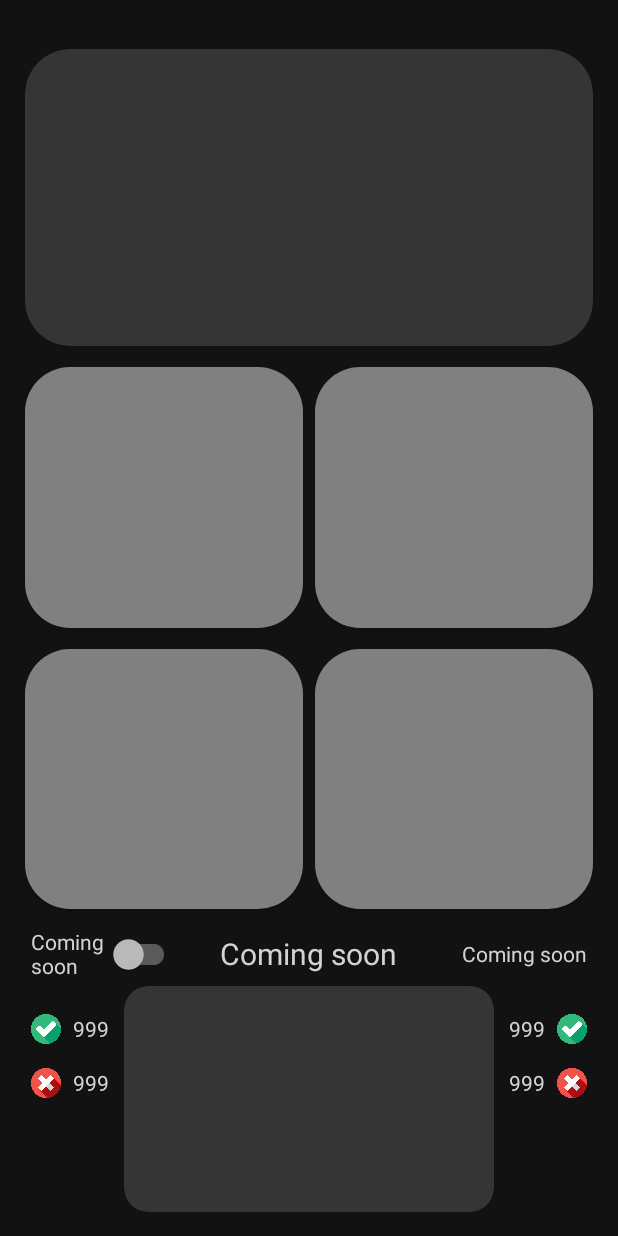
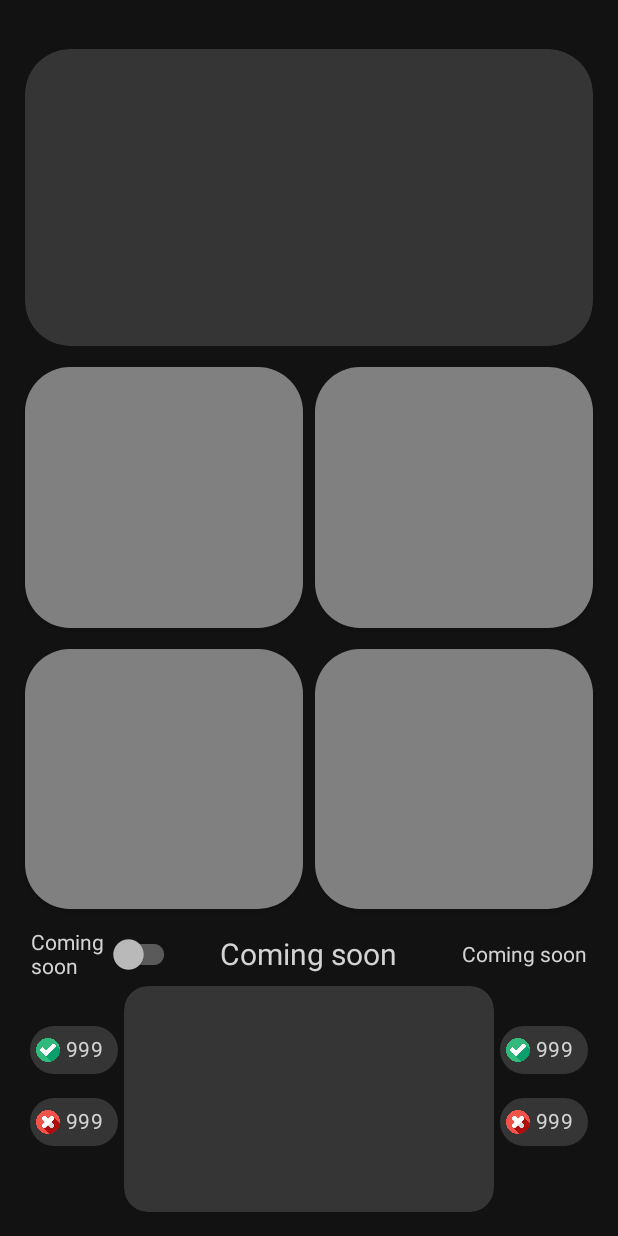
Before and after one commit to LayanJethwa/intrusive-revision, an Android app built with Jetpack Compose: the fragment HomeFragment shown on its own in the app's theme, on a phone screen of 412 x 824 dp. Run offline under Robolectric (Android 15) with nearby library versions, the phone set to English and light mode, and no system bars.

Commit message:
update README.md

```diff
--- a/app/src/main/res/layout/home_layout.xml
+++ b/app/src/main/res/layout/home_layout.xml
@@ -87,50 +87,6 @@
         app:layout_constraintEnd_toEndOf="@+id/questionField"
         app:layout_constraintStart_toStartOf="@+id/questionField"
         app:layout_constraintTop_toTopOf="@+id/questionField" />
-
-    <ImageView
-        android:id="@+id/tickLeft"
-        android:contentDescription="@null"
-        android:layout_width="20dp"
-        android:layout_height="20dp"
-        android:layout_marginStart="4dp"
-        android:layout_marginTop="16dp"
-        app:layout_constraintStart_toStartOf="@+id/marginLeft"
-        app:layout_constraintTop_toBottomOf="@+id/statsSwitch"
-        app:srcCompat="@drawable/tick" />
-
-    <ImageView
-        android:id="@+id/tickRight"
-        android:contentDescription="@null"
-        android:layout_width="20dp"
-        android:layout_height="20dp"
-        android:layout_marginTop="16dp"
-        android:layout_marginEnd="4dp"
-        app:layout_constraintEnd_toStartOf="@+id/marginRight"
-        app:layout_constraintTop_toBottomOf="@+id/statsSwitch"
-        app:srcCompat="@drawable/tick" />
-
-    <ImageView
-        android:id="@+id/crossLeft"
-        android:contentDescription="@null"
-        android:layout_width="20dp"
-        android:layout_height="20dp"
-        android:layout_marginStart="4dp"
-        android:layout_marginTop="16dp"
-        app:layout_constraintStart_toStartOf="@+id/marginLeft"
-        app:layout_constraintTop_toBottomOf="@+id/tickLeft"
-        app:srcCompat="@drawable/cross" />
-
-    <ImageView
-        android:id="@+id/crossRight"
-        android:contentDescription="@null"
-        android:layout_width="20dp"
-        android:layout_height="20dp"
-        android:layout_marginTop="16dp"
-        android:layout_marginEnd="4dp"
-        app:layout_constraintEnd_toStartOf="@+id/marginRight"
-        app:layout_constraintTop_toBottomOf="@+id/tickRight"
-        app:srcCompat="@drawable/cross" />
 
     <androidx.constraintlayout.widget.Guideline
         android:id="@+id/marginTop"
@@ -237,50 +193,6 @@
         android:orientation="vertical"
         app:layout_constraintGuide_percent="0.8" />
 
-    <TextView
-        android:id="@+id/tickLeftNum"
-        android:layout_width="wrap_content"
-        android:layout_height="wrap_content"
-        android:layout_marginStart="8dp"
-        android:text="999"
-        android:textColor="@color/light_text"
-        app:layout_constraintBottom_toBottomOf="@+id/tickLeft"
-        app:layout_constraintStart_toEndOf="@+id/tickLeft"
-        app:layout_constraintTop_toTopOf="@+id/tickLeft" />
-
-    <TextView
-        android:id="@+id/crossLeftNum"
-        android:layout_width="wrap_content"
-        android:layout_height="wrap_content"
-        android:layout_marginStart="8dp"
-        android:text="999"
-        android:textColor="@color/light_text"
-        app:layout_constraintBottom_toBottomOf="@+id/crossLeft"
-        app:layout_constraintStart_toEndOf="@+id/crossLeft"
-        app:layout_constraintTop_toTopOf="@+id/crossLeft" />
-
-    <TextView
-        android:id="@+id/tickRightNum"
-        android:layout_width="wrap_content"
-        android:layout_height="wrap_content"
-        android:layout_marginEnd="8dp"
-        android:text="999"
-        android:textColor="@color/light_text"
-        app:layout_constraintBottom_toBottomOf="@+id/tickRight"
-        app:layout_constraintEnd_toStartOf="@+id/tickRight"
-        app:layout_constraintTop_toTopOf="@+id/tickRight" />
-
-    <TextView
-        android:id="@+id/crossRightNum"
-        android:layout_width="wrap_content"
-        android:layout_height="wrap_content"
-        android:layout_marginEnd="8dp"
-        android:text="999"
-        android:textColor="@color/light_text"
-        app:layout_constraintBottom_toBottomOf="@+id/crossRight"
-        app:layout_constraintEnd_toStartOf="@+id/crossRight"
-        app:layout_constraintTop_toTopOf="@+id/crossRight" />
-
     <androidx.cardview.widget.CardView
         android:id="@+id/validate"
         android:layout_width="0dp"
@@ -352,4 +264,67 @@
         app:layout_constraintStart_toStartOf="@+id/marginLeftMid"
         app:layout_constraintTop_toTopOf="@+id/termText" />
 
+    <com.google.android.material.chip.Chip
+        android:id="@+id/tickLeftChip"
+        android:layout_width="wrap_content"
+        android:layout_height="wrap_content"
+        android:layout_marginTop="16dp"
+        android:text="999"
+        android:textColor="@color/light_text"
+        app:chipBackgroundColor="@color/dark_grey"
+        app:chipIcon="@drawable/tick"
+        app:chipIconSize="16dp"
+        app:layout_constraintEnd_toStartOf="@+id/marginLeftValidate"
+        app:layout_constraintStart_toStartOf="@+id/marginLeft"
+        app:layout_constraintTop_toBottomOf="@+id/statsSwitch"
+        app:textEndPadding="4dp"
+        app:textStartPadding="4dp" />
+
+    <com.google.android.material.chip.Chip
+        android:id="@+id/crossLeftChip"
+        android:layout_width="wrap_content"
+        android:layout_height="wrap_content"
+        android:text="999"
+        android:textColor="@color/light_text"
+        app:chipBackgroundColor="@color/dark_grey"
+        app:chipIcon="@drawable/cross"
+        app:chipIconSize="16dp"
+        app:layout_constraintEnd_toStartOf="@+id/marginLeftValidate"
+        app:layout_constraintStart_toStartOf="@+id/marginLeft"
+        app:layout_constraintTop_toBottomOf="@+id/tickLeftChip"
+        app:textEndPadding="4dp"
+        app:textStartPadding="4dp" />
+
+    <com.google.android.material.chip.Chip
+        android:id="@+id/tickRightChip"
+        android:layout_width="wrap_content"
+        android:layout_height="wrap_content"
+        android:text="999"
+        android:textColor="@color/light_text"
+        app:chipBackgroundColor="@color/dark_grey"
+        app:chipIcon="@drawable/tick"
+        app:chipIconSize="16dp"
+        app:closeIcon="@drawable/tick"
+        app:layout_constraintBottom_toTopOf="@+id/crossRightChip"
+        app:layout_constraintEnd_toStartOf="@+id/marginRight"
+        app:layout_constraintStart_toStartOf="@+id/marginRightValidate"
+        app:layout_constraintTop_toTopOf="@+id/tickLeftChip"
+        app:textEndPadding="4dp"
+        app:textStartPadding="4dp" />
+
+    <com.google.android.material.chip.Chip
+        android:id="@+id/crossRightChip"
+        android:layout_width="wrap_content"
+        android:layout_height="wrap_content"
+        android:text="999"
+        android:textColor="@color/light_text"
+        app:chipBackgroundColor="@color/dark_grey"
+        app:chipIcon="@drawable/cross"
+        app:chipIconSize="16dp"
+        app:layout_constraintEnd_toStartOf="@+id/marginRight"
+        app:layout_constraintStart_toStartOf="@+id/marginRightValidate"
+        app:layout_constraintTop_toBottomOf="@+id/tickRightChip"
+        app:textEndPadding="4dp"
+        app:textStartPadding="4dp" />
+
 </androidx.constraintlayout.widget.ConstraintLayout>
```
Also changed, not shown: 1 other file.
